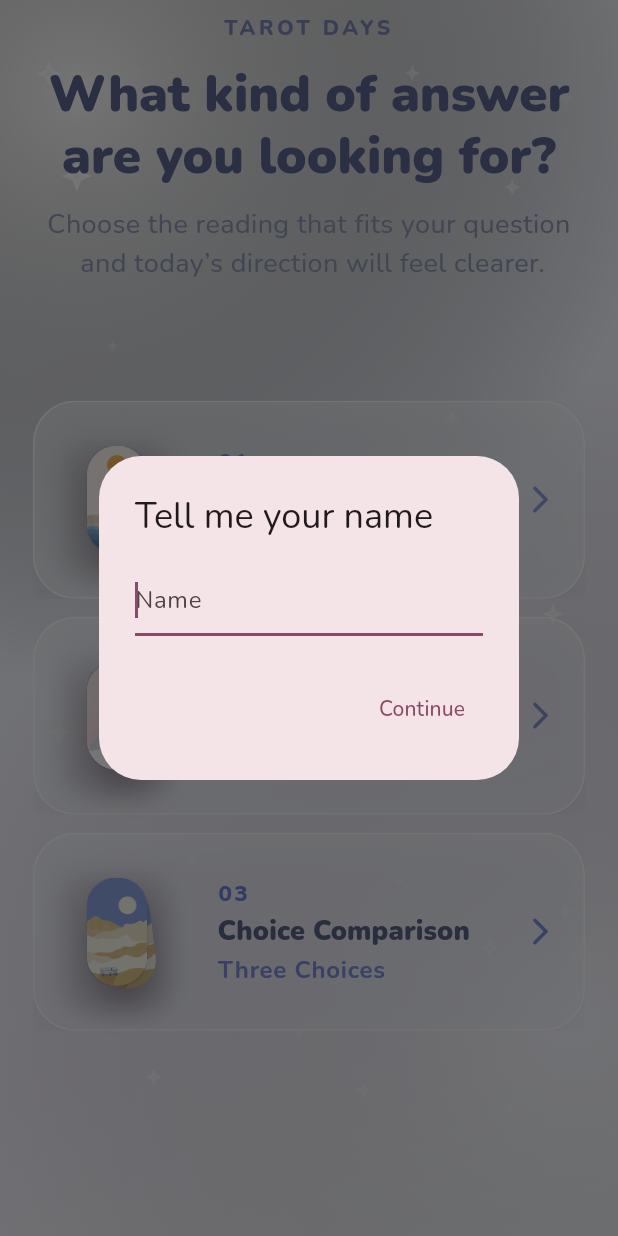
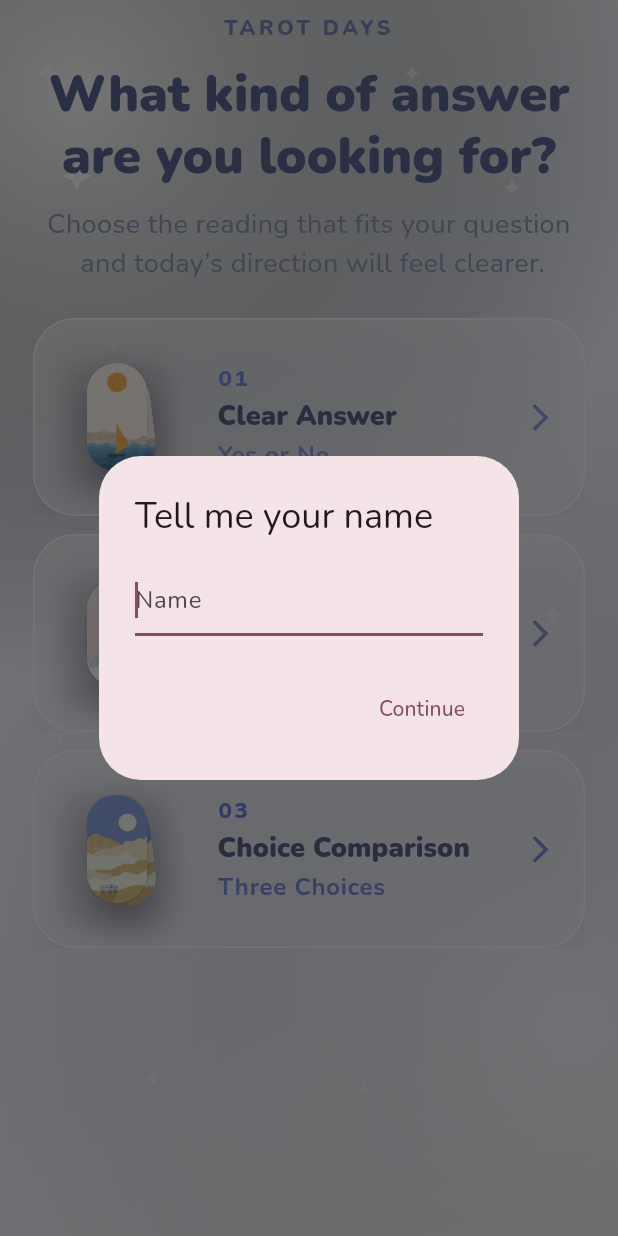
Before and after one commit to lenayoo/tarotdays, a Flutter app: the screen it shows after launch, on a phone screen of 412 x 824 dp. Run offline on Flutter 3.47's test engine with Material 3 defaults, Android fonts, the phone set to English and light mode, and no system bars; our stand-ins replace google_fonts, shared_preferences.

Commit message:
fix btn position and make launce screen bg color

```diff
--- a/lib/main.dart
+++ b/lib/main.dart
@@ -309,8 +309,12 @@
         showBackButton: false,
         topContentOffset: 0,
         child: SafeArea(
-          child: Padding(
+          child: LayoutBuilder(
+            builder: (context, constraints) {
+              return SingleChildScrollView(
                 padding: const EdgeInsets.fromLTRB(22, 8, 22, 18),
+                child: ConstrainedBox(
+                  constraints: BoxConstraints(minHeight: constraints.maxHeight - 26),
                   child: Column(
                     crossAxisAlignment: CrossAxisAlignment.stretch,
                     children: [
@@ -360,7 +364,7 @@
                           fontSize: 18,
                         ),
                       ),
-                const Spacer(flex: 2),
+                      const SizedBox(height: 24),
                       _HomeReadingCard(
                         indexLabel: '01',
                         title: strings.directAnswerMenuTitle,
@@ -393,9 +397,11 @@
                         artAssetPath: 'assets/imgs/taro_back_3.webp',
                         onTap: () => _openPage(context, ReadingType.choice),
                       ),
-                const Spacer(flex: 3),
-              ],
-            ),
+                    ],
+                  ),
+                ),
+              );
+            },
           ),
         ),
       ),
@@ -670,6 +676,7 @@
   @override
   Widget build(BuildContext context) {
     final strings = AppStrings.of(context);
+    final bottomInset = MediaQuery.viewPaddingOf(context).bottom;
     if (widget.cards.length < 2) {
       return _ErrorPage(message: strings.cardDataNotFound);
     }
@@ -715,7 +722,7 @@
         headerTitle: strings.directResultHeadline,
         headerTitleColor: const Color(0xFF6E3E55),
         child: Padding(
-          padding: const EdgeInsets.fromLTRB(24, 8, 24, 24),
+          padding: EdgeInsets.fromLTRB(24, 8, 24, 24 + bottomInset + 12),
           child: Column(
             crossAxisAlignment: CrossAxisAlignment.stretch,
             children: [
@@ -902,6 +909,7 @@
   Widget build(BuildContext context) {
     final strings = AppStrings.of(context);
     final card = _selectedCard;
+    final bottomInset = MediaQuery.viewPaddingOf(context).bottom;
     if (card == null) {
       if (_isResultVisible) {
         return _ErrorPage(message: strings.drawCardFailed);
@@ -939,7 +947,7 @@
         headerTitle: card!.name,
         headerTitleColor: const Color(0xFF6F3556),
         child: Padding(
-          padding: const EdgeInsets.fromLTRB(24, 8, 24, 24),
+          padding: EdgeInsets.fromLTRB(24, 8, 24, 24 + bottomInset + 12),
           child: Column(
             crossAxisAlignment: CrossAxisAlignment.stretch,
             children: [
@@ -1492,6 +1500,7 @@
   @override
   Widget build(BuildContext context) {
     final strings = AppStrings.of(context);
+    final bottomInset = MediaQuery.viewPaddingOf(context).bottom;
     if (widget.cards.length < 3) {
       return _ErrorPage(message: strings.choiceError);
     }
@@ -1542,7 +1551,7 @@
         headerTitle: strings.choiceResultHeadline,
         headerTitleColor: const Color(0xFF46558D),
         child: Padding(
-          padding: const EdgeInsets.fromLTRB(24, 8, 24, 24),
+          padding: EdgeInsets.fromLTRB(24, 8, 24, 24 + bottomInset + 12),
           child: Column(
             crossAxisAlignment: CrossAxisAlignment.stretch,
             children: [
```
Also changed, not shown: 5 other files. Lines whose indentation alone changed are shown as unchanged.
